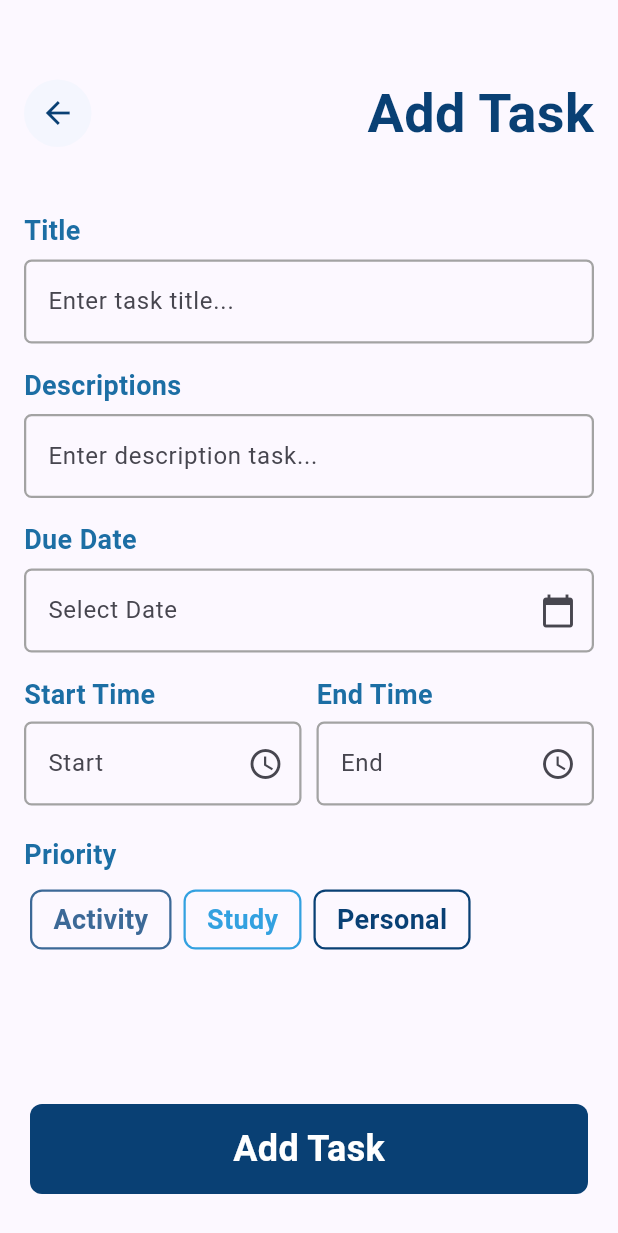
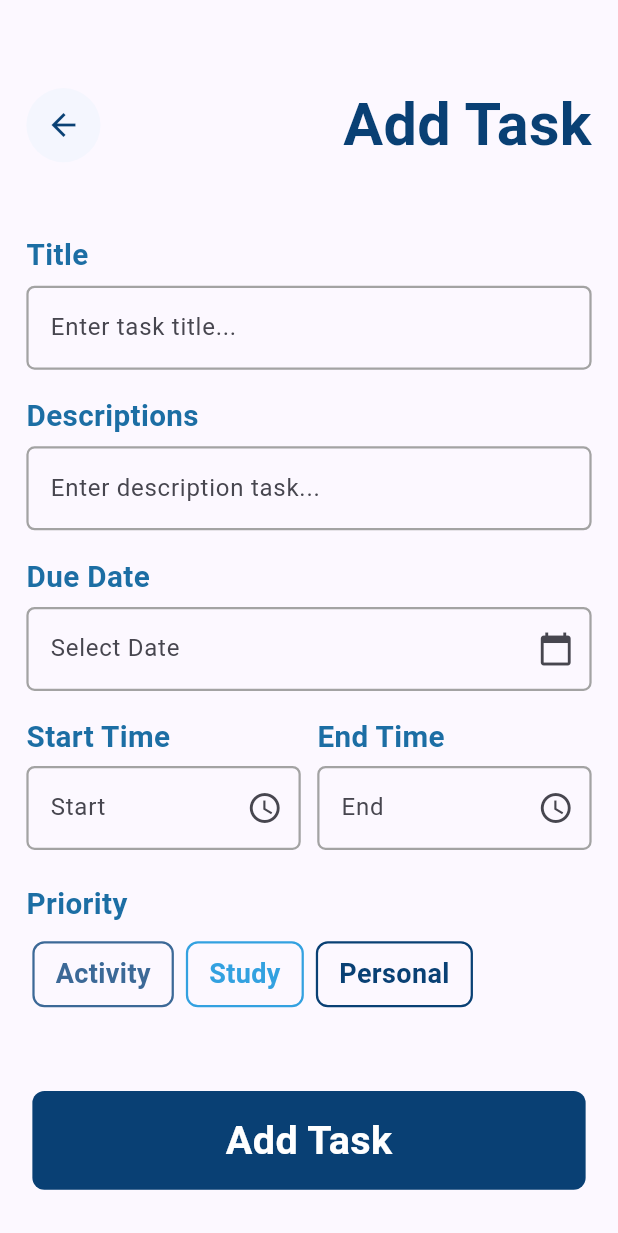
Before and after one commit to Petrusgld/simple_learning_tracker, a Flutter app: the screen it shows after launch, after a tap on the "add" icon, on a phone screen of 412 x 824 dp. Shown: the top 1233 px of the screen. Run offline on Flutter 3.47's test engine with Material 3 defaults, Android fonts, the phone set to English and light mode, and no system bars; our stand-ins replace firebase_core, firebase_database, get; accounts and stored records are empty.

Commit message:
feat/mediaquery

```diff
--- a/lib/pages/HomePage.dart
+++ b/lib/pages/HomePage.dart
@@ -1,5 +1,6 @@
 import 'package:flutter/material.dart';
 import 'package:get/get.dart';
+import 'package:simple_learning_tracker/components/custom_spacing.dart';
 import 'package:simple_learning_tracker/controllers/controller_homepage.dart';
 import 'package:intl/intl.dart';
 
@@ -25,6 +26,10 @@ class HomePage extends StatelessWidget {
 
   @override
   Widget build(BuildContext context) {
+
+    final width = MediaQuery.of(context).size.width;
+    final scale = width / 375;
+
     return Scaffold(
       backgroundColor: Colors.grey.shade50,
       body: SafeArea(
@@ -32,15 +37,15 @@ class HomePage extends StatelessWidget {
           crossAxisAlignment: CrossAxisAlignment.start,
           children: [
 
-            // ================= HEADER =================
+            //header
             Container(
-              padding: const EdgeInsets.fromLTRB(20, 12, 20, 12),
+              padding: EdgeInsets.fromLTRB(20 * scale, 12 * scale, 20 * scale, 12 * scale),
               decoration: BoxDecoration(
                 color: Colors.white,
                 boxShadow: [
                   BoxShadow(
                     color: Colors.black.withOpacity(0.05),
-                    blurRadius: 10,
+                    blurRadius: 10 * scale,
                     offset: const Offset(0, 2),
                   ),
                 ],
@@ -54,45 +59,45 @@ class HomePage extends StatelessWidget {
                       Text(
                         _getGreeting(),
                         style: TextStyle(
-                          fontSize: 14,
+                          fontSize: 14 * scale,
                           color: Colors.grey[600],
                         ),
                       ),
                       const Spacer(),
                       IconButton(
-                        icon: const Icon(Icons.history, size: 22),
+                        icon: Icon(Icons.history, size: 22 * scale),
                         onPressed: () => controller.navigateToHistory(),
                       ),
                     ],
                   ),
 
-                  const Text(
+                  Text(
                     'Hello, Matthew!',
                     style: TextStyle(
-                      fontSize: 24,
+                      fontSize: 24 * scale,
                       fontWeight: FontWeight.bold,
-                      color: Color(0xFF2B3674),
+                      color: const Color(0xFF2B3674),
                     ),
                   ),
 
                   const SizedBox(height: 6),
 
-                  // COUNT TASK REACTIVE
+                  //count task
                   Obx(
                     () => RichText(
                       text: TextSpan(
                         style: TextStyle(
-                          fontSize: 14,
+                          fontSize: 14 * scale,
                           color: Colors.grey[700],
                         ),
                         children: [
                           const TextSpan(text: 'You have '),
                           TextSpan(
                             text: '${controller.learningList.length}',
-                            style: const TextStyle(
+                            style: TextStyle(
                               fontWeight: FontWeight.bold,
-                              color: Color(0xFF4318FF),
-                              fontSize: 16,
+                              color: const Color(0xFF4318FF),
+                              fontSize: 16 * scale,
                             ),
                           ),
                           TextSpan(
@@ -109,7 +114,7 @@ class HomePage extends StatelessWidget {
               ),
             ),
 
-            // ================= TASK LIST =================
+            //task list
             Expanded(
               child: Obx(
                 () {
@@ -126,24 +131,24 @@ class HomePage extends StatelessWidget {
                         children: [
                           Icon(
                             Icons.task_outlined,
-                            size: 80,
+                            size: 80 * scale,
                             color: Colors.grey[400],
                           ),
-                          const SizedBox(height: 12),
+                          SizedBox(height: 12 * scale),
                           Text(
                             "Belum ada task",
                             style: TextStyle(
                               color: Colors.grey[600],
-                              fontSize: 16,
+                              fontSize: 16 * scale,
                               fontWeight: FontWeight.w500,
                             ),
                           ),
-                          const SizedBox(height: 8),
+                          SizedBox(height: 8 * scale),
                           Text(
                             "Tap tombol + untuk menambah task baru",
                             style: TextStyle(
                               color: Colors.grey[500],
-                              fontSize: 14,
+                              fontSize: 14 * scale,
                             ),
                           ),
                         ],
@@ -152,7 +157,7 @@ class HomePage extends StatelessWidget {
                   }
 
                   return ListView.builder(
-                    padding: const EdgeInsets.symmetric(horizontal: 20, vertical: 16),
+                    padding: EdgeInsets.symmetric(horizontal: 20 * scale, vertical: 16 * scale),
                     itemCount: controller.learningList.length,
                     itemBuilder: (context, index) {
                       final item = controller.learningList[index];
@@ -161,11 +166,11 @@ class HomePage extends StatelessWidget {
                       Color cardColor = controller.getPriorityColor(item.priority);
 
                       return Container(
-                        margin: const EdgeInsets.only(bottom: 12),
-                        padding: const EdgeInsets.all(18),
+                        margin: EdgeInsets.only(bottom: 12 * scale),
+                        padding: EdgeInsets.all(18 * scale),
                         decoration: BoxDecoration(
                           color: cardColor,
-                          borderRadius: BorderRadius.circular(16),
+                          borderRadius: BorderRadius.circular(16 * scale),
                           boxShadow: [
                             BoxShadow(
                               color: cardColor.withOpacity(0.3),
@@ -188,18 +193,18 @@ class HomePage extends StatelessWidget {
                                     children: [
                                       Text(
                                         item.subject,
-                                        style: const TextStyle(
-                                          fontSize: 19,
+                                        style: TextStyle(
+                                          fontSize: 19 * scale,
                                           fontWeight: FontWeight.bold,
                                           color: Colors.white,
                                         ),
                                       ),
                                       if (item.priority != null) ...[
-                                        const SizedBox(height: 6),
+                                        SizedBox(height: 6 * scale),
                                         Container(
-                                          padding: const EdgeInsets.symmetric(
-                                            horizontal: 10,
-                                            vertical: 4,
+                                          padding: EdgeInsets.symmetric(
+                                            horizontal: 10 * scale,
+                                            vertical: 4 * scale,
                                           ),
                                           decoration: BoxDecoration(
                                             color: Colors.white.withOpacity(0.2),
@@ -207,9 +212,9 @@ class HomePage extends StatelessWidget {
                                           ),
                                           child: Text(
                                             item.priority!,
-                                            style: const TextStyle(
+                                            style: TextStyle(
                                               color: Colors.white,
-                                              fontSize: 12,
+                                              fontSize: 12 * scale,
                                               fontWeight: FontWeight.w600,
                                             ),
                                           ),
@@ -227,10 +232,10 @@ class HomePage extends StatelessWidget {
                                   itemBuilder: (context) => [
 
                                     PopupMenuItem(
-                                      child: const Row(
+                                      child: Row(
                                         children: [
-                                          Icon(Icons.edit, size: 18),
-                                          SizedBox(width: 8),
+                                          Icon(Icons.edit, size: 18 * scale),
+                                          SizedBox(width: 8 * scale),
                                           Text("Edit"),
                                         ],
                                       ),
@@ -240,10 +245,10 @@ class HomePage extends StatelessWidget {
                                     ),
 
                                     PopupMenuItem(
-                                      child: const Row(
+                                      child: Row(
                                         children: [
-                                          Icon(Icons.check_circle, size: 18, color: Colors.green),
-                                          SizedBox(width: 8),
+                                          Icon(Icons.check_circle, size: 18 * scale, color: Colors.green),
+                                          SizedBox(width: 8 * scale),
                                           Text("Mark Complete"),
                                         ],
                                       ),
@@ -253,10 +258,10 @@ class HomePage extends StatelessWidget {
                                     ),
 
                                     PopupMenuItem(
-                                      child: const Row(
+                                      child: Row(
                                         children: [
-                                          Icon(Icons.delete, size: 18, color: Colors.red),
-                                          SizedBox(width: 8),
+                                          Icon(Icons.delete, size: 18 * scale, color: Colors.red),
+                                          SizedBox(width: 8 * scale),
                                           Text("Delete"),
                                         ],
                                       ),
@@ -272,32 +277,32 @@ class HomePage extends StatelessWidget {
                               ],
                             ),
 
-                            const SizedBox(height: 12),
+                            CustomSpacing(height: 12 * scale),
 
-                            // DESCRIPTION (if available)
+                            //description
                             if (item.description != null && item.description!.isNotEmpty) ...[
                               Text(
                                 item.description!,
-                                style: const TextStyle(
+                                style: TextStyle(
                                   color: Colors.white70,
-                                  fontSize: 14,
+                                  fontSize: 14 * scale,
                                 ),
                                 maxLines: 2,
                                 overflow: TextOverflow.ellipsis,
                               ),
-                              const SizedBox(height: 12),
+                              SizedBox(height: 12 * scale),
                             ],
 
                             // DATE AND TIME INFO
                             Row(
                               children: [
                                 if (item.dueDate != null && item.dueDate!.isNotEmpty) ...[
-                                  const Icon(
+                                  Icon(
                                     Icons.calendar_today,
                                     color: Colors.white70,
-                                    size: 14,
+                                    size: 14 * scale,
                                   ),
-                                  const SizedBox(width: 6),
+                                  SizedBox(width: 6 * scale),
                                   Text(
                                     item.dueDate!,
                                     style: const TextStyle(
@@ -305,21 +310,21 @@ class HomePage extends StatelessWidget {
                                       fontSize: 13,
                                     ),
                                   ),
-                                  const SizedBox(width: 16),
+                                  SizedBox(width: 16 * scale),
                                 ],
 
                                 if (item.startTime != null && item.startTime!.isNotEmpty) ...[
-                                  const Icon(
+                                  Icon(
                                     Icons.access_time,
                                     color: Colors.white70,
-                                    size: 14,
+                                    size: 14 * scale,
                                   ),
-                                  const SizedBox(width: 6),
+                                  SizedBox(width: 6 * scale),
                                   Text(
                                     '${item.startTime} - ${item.endTime ?? ""}',
-                                    style: const TextStyle(
+                                    style: TextStyle(
                                       color: Colors.white70,
-                                      fontSize: 13,
+                                      fontSize: 13 * scale,
                                     ),
                                   ),
                                 ],
@@ -338,7 +343,7 @@ class HomePage extends StatelessWidget {
         ),
       ),
 
-      // ================= FAB =================
+      //fab
       floatingActionButton: FloatingActionButton(
         onPressed: () => controller.navigateToCreatePage(),
         backgroundColor: const Color(0xFF4318FF),
@@ -346,23 +351,4 @@ class HomePage extends StatelessWidget {
       ),
     );
   }
-
-  Widget _buildFilterChip(String label, bool isSelected) {
-    return Container(
-      padding: const EdgeInsets.symmetric(horizontal: 16, vertical: 7),
-      decoration: BoxDecoration(
-        color: isSelected ? const Color(0xFF4318FF) : Colors.grey[200],
-        borderRadius: BorderRadius.circular(25),
-      ),
-      child: Text(
-        label,
-        style: TextStyle(
-          color: isSelected ? Colors.white : Colors.grey[700],
-          fontWeight:
-              isSelected ? FontWeight.bold : FontWeight.normal,
-          fontSize: 13,
-        ),
-      ),
-    );
-  }
 }
--- a/lib/pages/create_pages.dart
+++ b/lib/pages/create_pages.dart
@@ -20,14 +20,17 @@ class CreatePage extends StatelessWidget {
 
   @override
   Widget build(BuildContext context) {
-    // Init edit data (run once)
+    // Init edit data
     WidgetsBinding.instance.addPostFrameCallback((_) {
       addEditTaskController.initEdit(taskId);
     });
 
+    final width = MediaQuery.of(context).size.width;
+    final scale = width / 375;
+
     return Scaffold(
       body: Padding(
-        padding: const EdgeInsets.only(left: 16, right: 16, top: 50),
+        padding: EdgeInsets.only(left: 16 * scale, right: 16 * scale, top: 50 * scale),
         child: Column(
           children: [
             //Headers
@@ -35,8 +38,8 @@ class CreatePage extends StatelessWidget {
               mainAxisAlignment: MainAxisAlignment.spaceBetween,
               children: [
                 Container(
-                  width: 45,
-                  height: 45,
+                  width: 45 * scale,
+                  height: 45 * scale,
                   decoration: BoxDecoration(
                     shape: BoxShape.circle,
                     color: MainColor.backgroundColor.withOpacity(0.2),
@@ -54,13 +57,13 @@ class CreatePage extends StatelessWidget {
                     text: addEditTaskController.getHeaderText(),
                     color: MainColor.mainColor,
                     weight: FontWeight.bold,
-                    size: 36,
+                    size: 36 * scale,
                   ),
                 ),
               ],
             ),
 
-            const SpacingComponent(height: 40),
+            SpacingComponent(height: 40 * scale),
 
             //form
             Expanded(
@@ -68,52 +71,52 @@ class CreatePage extends StatelessWidget {
                 child: Column(
                   crossAxisAlignment: CrossAxisAlignment.start,
                   children: [
-                    // TITLE
-                    const CustomText(
+                    // title
+                    CustomText(
                       text: "Title",
                       color: MainColor.textColor2,
                       weight: FontWeight.bold,
-                      size: 18,
+                      size: 18 * scale,
                     ),
 
-                    const SpacingComponent(height: 6),
+                     SpacingComponent(height: 6 * scale),
 
                     CustomTextField2(
                       controller:
                           addEditTaskController.titleEditingController,
                       hintText: "Enter task title...",
                       outlineColor: MainColor.grayColor,
-                      borderRadius: 5,
+                      borderRadius: 5 * scale,
                     ),
 
-                    const SpacingComponent(height: 15),
+                    SpacingComponent(height: 15 * scale),
 
-                    const CustomText(
+                    CustomText(
                       text: "Descriptions",
                       color: MainColor.textColor2,
                       weight: FontWeight.bold,
-                      size: 18,
+                      size: 18 * scale,
                     ),
 
-                    const SpacingComponent(height: 6),
+                    SpacingComponent(height: 6 * scale),
 
                     CustomTextField2(
                       controller: addEditTaskController.descEditingController,
                       hintText: "Enter description task...",
                       outlineColor: MainColor.grayColor,
-                      borderRadius: 5,
+                      borderRadius: 5 * scale,
                     ),
 
-                    const SpacingComponent(height: 15),
+                    SpacingComponent(height: 15 * scale),
 
-                    const CustomText(
+                    CustomText(
                       text: "Due Date",
                       color: MainColor.textColor2,
                       weight: FontWeight.bold,
-                      size: 18,
+                      size: 18 * scale,
                     ),
 
-                    const SpacingComponent(height: 6),
+                    SpacingComponent(height: 6 * scale),
 
                     CustomTextField2(
                       controller:
@@ -121,7 +124,7 @@ class CreatePage extends StatelessWidget {
                       readOnly: true,
                       hintText: "Select Date",
                       outlineColor: MainColor.grayColor,
-                      borderRadius: 5,
+                      borderRadius: 5 * scale,
                       suffixIcon: IconButton(
                         icon: const Icon(Icons.calendar_today),
                         onPressed: () =>
@@ -129,20 +132,20 @@ class CreatePage extends StatelessWidget {
                       ),
                     ),
 
-                    const SpacingComponent(height: 15),
+                    SpacingComponent(height: 15 * scale),
                     Row(
                       children: [
                         Expanded(
                           child: Column(
                             crossAxisAlignment: CrossAxisAlignment.start,
                             children: [
-                              const CustomText(
+                              CustomText(
                                 text: "Start Time",
                                 color: MainColor.textColor2,
                                 weight: FontWeight.bold,
-                                size: 18,
+                                size: 18 * scale,
                               ),
-                              const SpacingComponent(height: 5),
+                              SpacingComponent(height: 5 * scale),
 
                               CustomTextField2(
                                 controller: addEditTaskController
@@ -150,7 +153,7 @@ class CreatePage extends StatelessWidget {
                                 readOnly: true,
                                 hintText: "Start",
                                 outlineColor: MainColor.grayColor,
-                                borderRadius: 5,
+                                borderRadius: 5 * scale,
                                 suffixIcon: IconButton(
                                   icon: const Icon(Icons.access_time),
                                   onPressed: () =>
@@ -162,19 +165,19 @@ class CreatePage extends StatelessWidget {
                           ),
                         ),
 
-                        const SpacingComponent(width: 10),
+                        SpacingComponent(width: 10 * scale),
 
                         Expanded(
                           child: Column(
                             crossAxisAlignment: CrossAxisAlignment.start,
                             children: [
-                              const CustomText(
+                              CustomText(
                                 text: "End Time",
                                 color: MainColor.textColor2,
                                 weight: FontWeight.bold,
-                                size: 18,
+                                size: 18 * scale,
                               ),
-                              const SpacingComponent(height: 5),
+                              SpacingComponent(height: 5 * scale),
 
                               CustomTextField2(
                                 controller: addEditTaskController
@@ -182,7 +185,7 @@ class CreatePage extends StatelessWidget {
                                 readOnly: true,
                                 hintText: "End",
                                 outlineColor: MainColor.grayColor,
-                                borderRadius: 5,
+                                borderRadius: 5 * scale,
                                 suffixIcon: IconButton(
                                   icon: const Icon(Icons.access_time),
                                   onPressed: () =>
@@ -196,19 +199,19 @@ class CreatePage extends StatelessWidget {
                       ],
                     ),
 
-                    const SpacingComponent(height: 20),
+                    SpacingComponent(height: 20 * scale),
 
-                    const CustomText(
+                    CustomText(
                       text: "Priority",
                       color: MainColor.textColor2,
                       weight: FontWeight.bold,
-                      size: 18,
+                      size: 18 * scale,
                     ),
 
-                    const SpacingComponent(height: 10),
+                    SpacingComponent(height: 10 * scale),
 
                     SizedBox(
-                      height: 40,
+                      height: 40 * scale,
                       child: ListView.builder(
                         scrollDirection: Axis.horizontal,
                         itemCount:
@@ -239,22 +242,22 @@ class CreatePage extends StatelessWidget {
                       ),
                     ),
 
-                    const SpacingComponent(height: 20),
+                    SpacingComponent(height: 20 * scale),
                   ],
                 ),
               ),
             ),
             Padding(
-              padding: const EdgeInsets.only(bottom: 28),
+              padding: EdgeInsets.only(bottom: 28 * scale),
               child: SizedBox(
                 width: double.infinity,
                 child: Obx(
                   () => ButtonComponent(
-                    height: 60,
-                    width: 376,
+                    height: 60 * scale,
+                    width: 376 * scale,
                     backgroundColor: MainColor.mainColor,
                     text: addEditTaskController.getButtonText(),
-                    size: 24,
+                    size: 24 * scale,
                     weight: FontWeight.bold,
                     onPressed: () {
                       addEditTaskController.saveTask();
```
Also changed, not shown: lib/controllers/responsive_controller.dart (added, +14 -0 lines), lib/pages/history_page.dart (+33 -30 lines).
